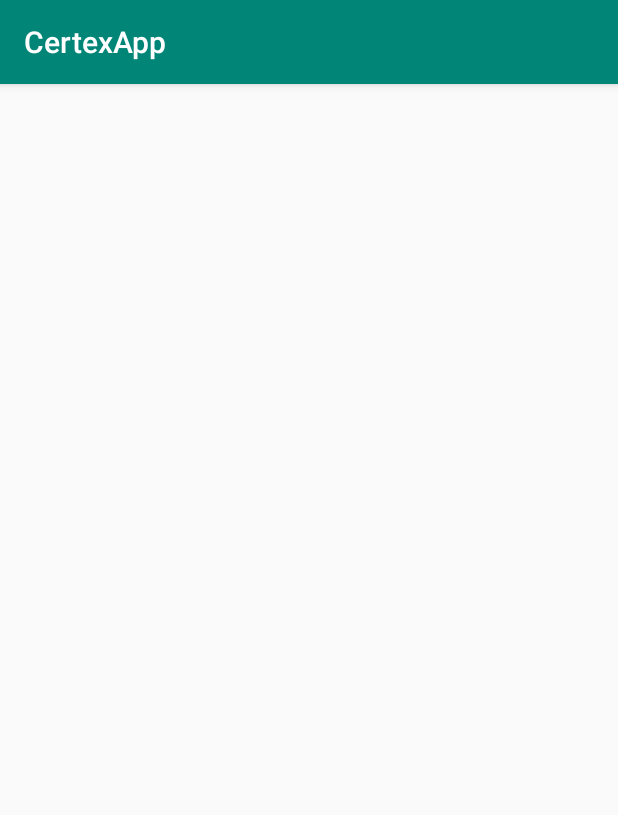
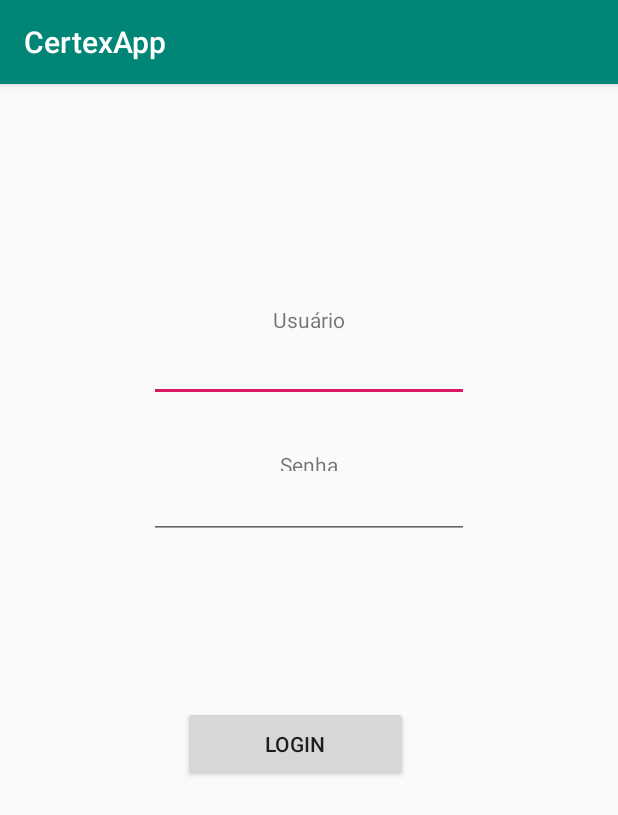
Before and after one commit to DanielGomeX/certex-app, an Android app: the screen it shows after launch (MainActivity), on a phone screen of 412 x 824 dp. Shown: the top 815 px of the screen. Run offline under Robolectric (Android 15) with nearby library versions, the phone set to English and light mode, and no system bars.

Commit message:
Login Screen

```diff
--- a/app/src/main/res/layout/activity_main.xml
+++ b/app/src/main/res/layout/activity_main.xml
@@ -4,4 +4,78 @@
     xmlns:tools="http://schemas.android.com/tools"
     android:layout_width="match_parent"
     android:layout_height="match_parent"
-    tools:context=".MainActivity"/>
+    tools:context=".MainActivity">
+
+    <Button
+        android:id="@+id/btn_login"
+        android:layout_width="150dp"
+        android:layout_height="50dp"
+        android:layout_marginStart="50dp"
+        android:layout_marginLeft="50dp"
+        android:layout_marginTop="8dp"
+        android:layout_marginEnd="50dp"
+        android:layout_marginRight="50dp"
+        android:layout_marginBottom="200dp"
+        android:text="@string/login_btn"
+        app:layout_constraintBottom_toBottomOf="parent"
+        app:layout_constraintEnd_toEndOf="parent"
+        app:layout_constraintHorizontal_bias="0.444"
+        app:layout_constraintStart_toStartOf="parent"
+        app:layout_constraintTop_toBottomOf="@+id/et_password" />
+
+    <EditText
+        android:id="@+id/et_username"
+        android:layout_width="wrap_content"
+        android:layout_height="wrap_content"
+        android:layout_marginStart="50dp"
+        android:layout_marginLeft="50dp"
+        android:layout_marginEnd="50dp"
+        android:layout_marginRight="50dp"
+        android:ems="10"
+        android:inputType="textPersonName"
+        app:layout_constraintEnd_toEndOf="parent"
+        app:layout_constraintStart_toStartOf="parent"
+        app:layout_constraintTop_toBottomOf="@+id/tv_username" />
+
+    <EditText
+        android:id="@+id/et_password"
+        android:layout_width="wrap_content"
+        android:layout_height="wrap_content"
+        android:layout_marginStart="50dp"
+        android:layout_marginLeft="50dp"
+        android:layout_marginEnd="50dp"
+        android:layout_marginRight="50dp"
+        android:ems="10"
+        android:inputType="textPersonName"
+        app:layout_constraintEnd_toEndOf="parent"
+        app:layout_constraintStart_toStartOf="parent"
+        app:layout_constraintTop_toBottomOf="@+id/tv_password" />
+
+    <TextView
+        android:id="@+id/tv_password"
+        android:layout_width="wrap_content"
+        android:layout_height="14dp"
+        android:layout_marginStart="50dp"
+        android:layout_marginLeft="50dp"
+        android:layout_marginTop="32dp"
+        android:layout_marginEnd="50dp"
+        android:layout_marginRight="50dp"
+        android:text="@string/password_ptBr"
+        app:layout_constraintEnd_toEndOf="parent"
+        app:layout_constraintStart_toStartOf="parent"
+        app:layout_constraintTop_toBottomOf="@+id/et_username" />
+
+    <TextView
+        android:id="@+id/tv_username"
+        android:layout_width="wrap_content"
+        android:layout_height="wrap_content"
+        android:layout_marginStart="50dp"
+        android:layout_marginLeft="50dp"
+        android:layout_marginTop="147dp"
+        android:layout_marginEnd="50dp"
+        android:layout_marginRight="50dp"
+        android:text="@string/username_ptBr"
+        app:layout_constraintEnd_toEndOf="parent"
+        app:layout_constraintStart_toStartOf="parent"
+        app:layout_constraintTop_toTopOf="parent" />
+</android.support.constraint.ConstraintLayout>
--- a/app/src/main/res/values/strings.xml
+++ b/app/src/main/res/values/strings.xml
@@ -1,3 +1,6 @@
 <resources>
     <string name="app_name">CertexApp</string>
+    <string name="login_btn">LOGIN</string>
+    <string name="password_ptBr">Senha</string>
+    <string name="username_ptBr">Usuário</string>
 </resources>
--- a/app/src/main/res/values/styles.xml
+++ b/app/src/main/res/values/styles.xml
@@ -8,4 +8,6 @@
         <item name="colorAccent">@color/colorAccent</item>
     </style>
 
+    <style name="login">LOGIN</style>
+
 </resources>
```
